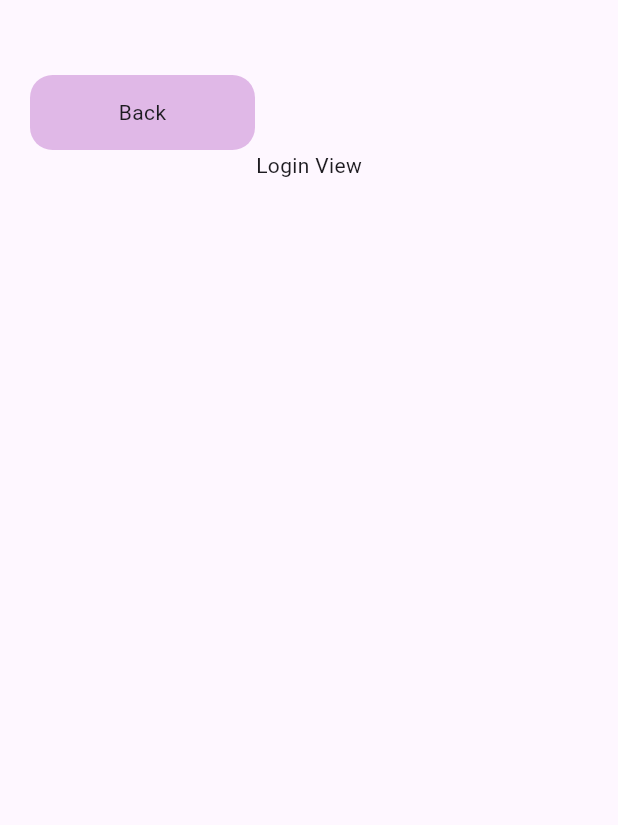
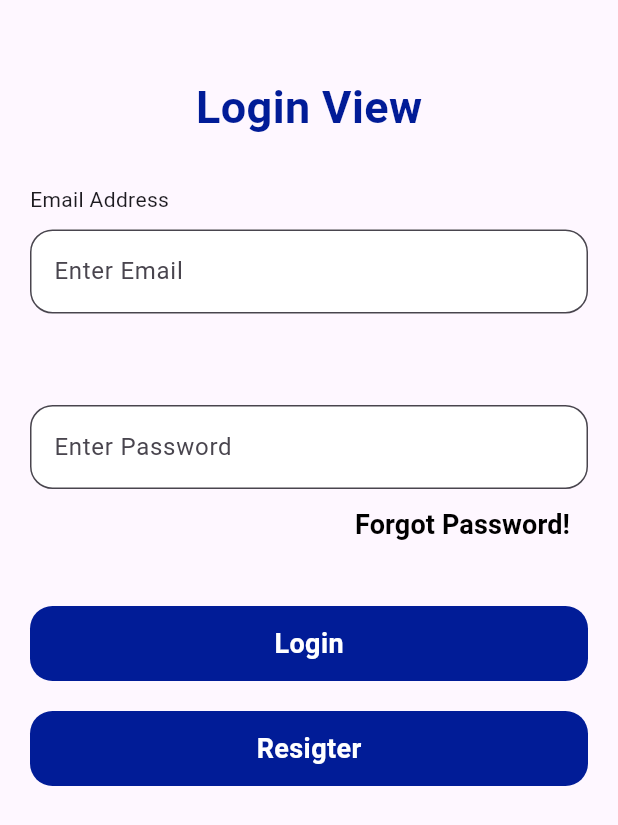
Before and after one commit to MustafaRazaUllah/flutter-Course, a Flutter app: the screen it shows after launch, on a phone screen of 412 x 824 dp. Shown: the top 825 px of the screen. Run offline on Flutter 3.47's test engine with Material 3 defaults, Android fonts, the phone set to English and light mode, and no system bars.

Commit message:
code update login screen

```diff
--- /dev/null
+++ b/lib/modules/auth/view/Components/custom_textfiled.dart
@@ -0,0 +1,35 @@
+import 'package:flutter/material.dart';
+
+class CustomTextfiled extends StatelessWidget {
+  final String hintText;
+  final String? labelText;
+  final TextInputType keyboardType;
+  const CustomTextfiled({
+    super.key,
+    required this.hintText,
+    this.labelText,
+    this.keyboardType = TextInputType.text,
+  });
+
+  @override
+  Widget build(BuildContext context) {
+    return Column(
+      crossAxisAlignment: CrossAxisAlignment.start,
+      children: [
+        Text(labelText ?? ""),
+        const SizedBox(height: 10),
+        TextFormField(
+          keyboardType: keyboardType,
+          decoration: InputDecoration(
+            border: OutlineInputBorder(borderRadius: BorderRadius.circular(15)),
+            hintText: hintText,
+            filled: true,
+            fillColor: Colors.white,
+            // label: Text(labelText ?? ""),
+            // labelText: labelText,
+          ),
+        ),
+      ],
+    );
+  }
+}
--- a/lib/modules/auth/view/login_view.dart
+++ b/lib/modules/auth/view/login_view.dart
@@ -1,4 +1,6 @@
 import 'package:flutter/material.dart';
+
+import 'Components/custom_textfiled.dart';
 
 class LoginView extends StatelessWidget {
   const LoginView({super.key});
@@ -11,10 +13,47 @@ class LoginView extends StatelessWidget {
           width: MediaQuery.of(context).size.width,
           child: Padding(
             padding: const EdgeInsets.all(20.0),
+            child: SingleChildScrollView(
               child: Column(
                 mainAxisAlignment: MainAxisAlignment.start,
                 crossAxisAlignment: CrossAxisAlignment.start,
                 children: [
+                  const SizedBox(height: 30),
+                  const Align(
+                    alignment: Alignment.center,
+                    child: Text(
+                      "Login View",
+                      style: TextStyle(
+                        fontSize: 30,
+                        fontWeight: FontWeight.w700,
+                        color: Color.fromARGB(255, 1, 28, 151),
+                      ),
+                    ),
+                  ),
+                  const SizedBox(height: 30),
+                  const CustomTextfiled(
+                    labelText: "Email Address",
+                    hintText: "Enter Email",
+                    keyboardType: TextInputType.emailAddress,
+                  ),
+                  const SizedBox(height: 30),
+                  const CustomTextfiled(
+                    hintText: "Enter Password",
+                  ),
+                  Align(
+                    alignment: Alignment.centerRight,
+                    child: TextButton(
+                      onPressed: () {},
+                      child: const Text(
+                        "Forgot Password!",
+                        style: TextStyle(
+                          color: Colors.black,
+                          fontSize: 18,
+                          fontWeight: FontWeight.w600,
+                        ),
+                      ),
+                    ),
+                  ),
                   const SizedBox(height: 30),
                   GestureDetector(
                     onTap: () {
@@ -22,24 +61,49 @@ class LoginView extends StatelessWidget {
                     },
                     child: Container(
                       height: 50,
-                      width: 150,
+                      width: MediaQuery.of(context).size.width,
                       decoration: BoxDecoration(
                         borderRadius: BorderRadius.circular(15),
-                        color: Colors.purple.withOpacity(0.3),
+                        color: const Color.fromARGB(255, 1, 28, 151),
                       ),
-                      child: const Center(child: Text("Back"))
-                      // const Icon(
-                      //   Icons.arrow_back_ios_rounded,
-                      //   size: 20,
-                      //   color: Colors.purple,
-                      // ),
+                      child: const Center(
+                        child: Text(
+                          "Login",
+                          style: TextStyle(
+                            color: Colors.white,
+                            fontSize: 18,
+                            fontWeight: FontWeight.w600,
                           ),
                         ),
-                const Align(
-                  alignment: Alignment.center,
-                  child: Text("Login View"),
+                      ),
+                    ),
+                  ),
+                  const SizedBox(height: 20),
+                  GestureDetector(
+                    onTap: () {
+                      Navigator.pop(context);
+                    },
+                    child: Container(
+                      height: 50,
+                      width: MediaQuery.of(context).size.width,
+                      decoration: BoxDecoration(
+                        borderRadius: BorderRadius.circular(15),
+                        color: const Color.fromARGB(255, 1, 28, 151),
+                      ),
+                      child: const Center(
+                        child: Text(
+                          "Resigter",
+                          style: TextStyle(
+                            color: Colors.white,
+                            fontSize: 18,
+                            fontWeight: FontWeight.w600,
+                          ),
+                        ),
+                      ),
+                    ),
                   ),
                 ],
+              ),
             ),
           )),
     );
```
Lines whose indentation alone changed are shown as unchanged.
